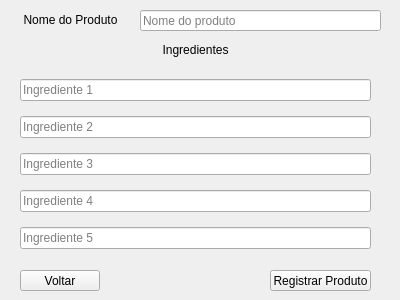
Qt form qtQuickOrder/QuickOrder/productregistermenu.ui (henriqueramalho1/QuickOrder) before a commit.
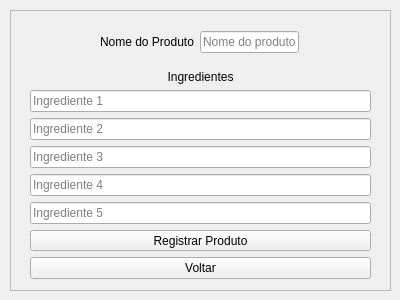
The same form after that commit.

Commit message: produto registrado no banco de dados

Diff of the .ui file:
```diff
--- a/qtQuickOrder/QuickOrder/productregistermenu.ui
+++ b/qtQuickOrder/QuickOrder/productregistermenu.ui
@@ -13,47 +13,33 @@
   <property name="windowTitle">
    <string>Form</string>
   </property>
-  <widget class="QLineEdit" name="nameInput">
+  <widget class="QFrame" name="frame">
    <property name="geometry">
     <rect>
-     <x>140</x>
+     <x>10</x>
      <y>10</y>
-     <width>241</width>
-     <height>21</height>
+     <width>381</width>
+     <height>281</height>
     </rect>
    </property>
-   <property name="text">
-    <string/>
+   <property name="frameShape">
+    <enum>QFrame::StyledPanel</enum>
    </property>
-   <property name="placeholderText">
-    <string>Nome do produto</string>
+   <property name="frameShadow">
+    <enum>QFrame::Raised</enum>
    </property>
-  </widget>
-  <widget class="QLabel" name="label">
+   <widget class="QWidget" name="">
    <property name="geometry">
     <rect>
      <x>20</x>
-     <y>10</y>
-     <width>101</width>
-     <height>20</height>
-    </rect>
-   </property>
-   <property name="text">
-    <string>Nome do Produto</string>
-   </property>
-   <property name="alignment">
-    <set>Qt::AlignCenter</set>
-   </property>
-  </widget>
+      <y>60</y>
+      <width>341</width>
+      <height>209</height>
+     </rect>
+    </property>
+    <layout class="QVBoxLayout" name="verticalLayout">
+     <item>
   <widget class="QLabel" name="label_2">
-   <property name="geometry">
-    <rect>
-     <x>150</x>
-     <y>40</y>
-     <width>91</width>
-     <height>20</height>
-    </rect>
-   </property>
    <property name="text">
     <string>Ingredientes</string>
    </property>
@@ -61,16 +47,7 @@
     <set>Qt::AlignCenter</set>
    </property>
   </widget>
-  <widget class="QWidget" name="verticalLayoutWidget">
-   <property name="geometry">
-    <rect>
-     <x>20</x>
-     <y>70</y>
-     <width>351</width>
-     <height>191</height>
-    </rect>
-   </property>
-   <layout class="QVBoxLayout" name="verticalLayout">
+     </item>
     <item>
      <widget class="QLineEdit" name="ingredientInput">
       <property name="text">
@@ -109,34 +86,57 @@
       </property>
      </widget>
     </item>
-   </layout>
-  </widget>
+     <item>
   <widget class="QPushButton" name="registerButton">
-   <property name="geometry">
-    <rect>
-     <x>270</x>
-     <y>270</y>
-     <width>101</width>
-     <height>21</height>
-    </rect>
-   </property>
    <property name="text">
     <string>Registrar Produto</string>
    </property>
   </widget>
+     </item>
+     <item>
   <widget class="QPushButton" name="backButton">
-   <property name="geometry">
-    <rect>
-     <x>20</x>
-     <y>270</y>
-     <width>80</width>
-     <height>21</height>
-    </rect>
-   </property>
    <property name="text">
     <string>Voltar</string>
    </property>
   </widget>
+     </item>
+    </layout>
+   </widget>
+   <widget class="QWidget" name="">
+    <property name="geometry">
+     <rect>
+      <x>90</x>
+      <y>20</y>
+      <width>199</width>
+      <height>24</height>
+     </rect>
+    </property>
+    <layout class="QHBoxLayout" name="horizontalLayout">
+     <item>
+      <widget class="QLabel" name="label">
+       <property name="text">
+        <string>Nome do Produto</string>
+       </property>
+       <property name="alignment">
+        <set>Qt::AlignCenter</set>
+       </property>
+      </widget>
+     </item>
+     <item>
+      <widget class="QLineEdit" name="nameInput">
+       <property name="text">
+        <string/>
+       </property>
+       <property name="placeholderText">
+        <string>Nome do produto</string>
+       </property>
+      </widget>
+     </item>
+    </layout>
+   </widget>
+  </widget>
+  <zorder>frame</zorder>
+  <zorder>verticalLayoutWidget</zorder>
  </widget>
  <resources/>
  <connections/>
```
Lines whose indentation alone changed are shown as unchanged. The commit also changes 7 other files.
